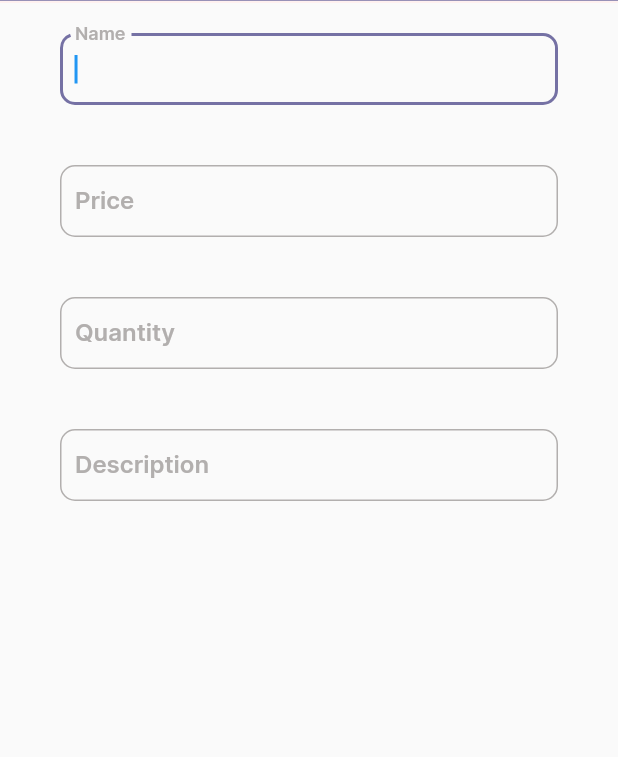
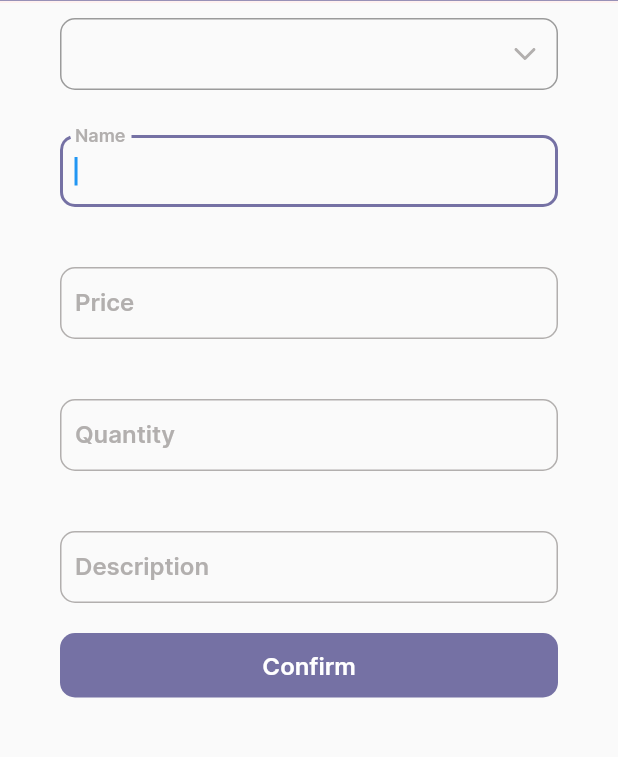
Before and after one commit to peerawitp/jengjaew_shop, a Flutter app: the AddProductScreen screen opened by its route, on a phone screen of 412 x 824 dp, the part 87-844 px from its top. Run offline on Flutter 3.47's test engine with Material 2 defaults, Android fonts, the phone set to English and light mode, and no system bars; our stand-ins replace flutter_svg.

Commit message:
👈 Added MainBtnWidget & CreateProductCategory Widget

```diff
--- a/lib/screens/add_product_screen.dart
+++ b/lib/screens/add_product_screen.dart
@@ -3,6 +3,7 @@ import 'package:flutter/services.dart';
 import 'package:flutter_svg/svg.dart';
 import 'package:jengjaew_shop/themes/color.dart';
 import 'package:jengjaew_shop/widgets/input_decoration.dart';
+import 'package:jengjaew_shop/widgets/main_btn_widget.dart';
 
 class AddProductScreen extends StatefulWidget {
   const AddProductScreen({super.key});
@@ -58,12 +59,64 @@ class _AddProductScreenState extends State<AddProductScreen> {
             Form(
                 key: formKey,
                 child: Column(children: [
+                  CreateProductCategory(),
                   CreateProductName(),
                   CreateProductPrice(),
                   CreateProductQuantity(),
                   CreateProductDescription()
                 ])),
+            Expanded(
+                child: MainBtnWidget(
+                    colorBtn: kColorsPurple,
+                    textBtn: 'Confirm',
+                    isTransparent: false,
+                    haveIcon: false)),
           ],
+        ));
+  }
+
+  Widget CreateProductCategory() {
+    List<String> category = [
+      'Pen',
+      'Book',
+      'Paper',
+      'Eraser',
+      'Marker',
+      'Folder'
+    ];
+    return Padding(
+        padding: const EdgeInsets.symmetric(vertical: 10, horizontal: 40),
+        child: InputDecorator(
+          decoration: InputDecoration(
+              contentPadding:
+                  new EdgeInsets.symmetric(vertical: 0, horizontal: 10),
+              border: new OutlineInputBorder(
+                borderRadius: new BorderRadius.circular(10),
+                borderSide: BorderSide(color: kColorsGrey, width: 1),
+              ),
+              errorStyle: Theme.of(context).textTheme.bodyText2),
+          child: DropdownButtonHideUnderline(
+            child: DropdownButton(
+                value: productCategory,
+                icon: SvgPicture.asset('assets/icons/down.svg',
+                    color: kColorsGrey),
+                elevation: 3,
+                style: TextStyle(
+                    fontSize: 16.0,
+                    fontWeight: FontWeight.w600,
+                    color: kColorsPurple),
+                items: category.map<DropdownMenuItem<String>>((String value) {
+                  return DropdownMenuItem<String>(
+                    value: value,
+                    child: Text(value),
+                  );
+                }).toList(),
+                onChanged: (value) {
+                  setState(() {
+                    productCategory = value.toString();
+                  });
+                }),
+          ),
         ));
   }
 
@@ -88,7 +141,10 @@ class _AddProductScreenState extends State<AddProductScreen> {
     return Padding(
       padding: const EdgeInsets.symmetric(vertical: 20, horizontal: 40),
       child: TextFormField(
-          keyboardType: TextInputType.text,
+          keyboardType: TextInputType.number,
+          inputFormatters: <TextInputFormatter>[
+            FilteringTextInputFormatter.digitsOnly
+          ],
           autofocus: true,
           style: Theme.of(context).textTheme.subtitle1,
           validator: (value) {
--- /dev/null
+++ b/lib/widgets/main_btn_widget.dart
@@ -0,0 +1,76 @@
+import 'package:jengjaew_shop/themes/color.dart';
+import 'package:flutter/material.dart';
+
+class MainBtnWidget extends StatelessWidget {
+  Color colorBtn;
+  String textBtn;
+  bool isTransparent;
+  bool haveIcon;
+  MainBtnWidget(
+      {Key? key,
+      required this.colorBtn,
+      required this.textBtn,
+      required this.isTransparent,
+      required this.haveIcon})
+      : super(key: key);
+
+  @override
+  Widget build(BuildContext context) {
+    return Align(
+        alignment: Alignment.center,
+        child: isTransparent
+            ? Stack(
+                alignment: Alignment.center,
+                children: [
+                  Container(
+                    height: 43,
+                    width: MediaQuery.of(context).size.width - 80,
+                    decoration: BoxDecoration(
+                        color: Color(0x00000000),
+                        borderRadius: BorderRadius.all(Radius.circular(10)),
+                        border: Border.all(width: 1, color: colorBtn)),
+                    child: Center(
+                      child: Text(
+                        textBtn,
+                        style: TextStyle(
+                            fontSize: 16.0,
+                            fontWeight: FontWeight.w600,
+                            color: colorBtn),
+                      ),
+                    ),
+                  ),
+                  haveIcon
+                      ? Positioned(
+                          left: 10,
+                          child: Padding(
+                            padding: const EdgeInsets.symmetric(
+                                vertical: 9, horizontal: 13),
+                            child: Image.asset(
+                              'assets/icons/google.png',
+                              width: 24,
+                              height: 24,
+                            ),
+                          ),
+                        )
+                      : Container()
+                ],
+              )
+            : Container(
+                height: 43,
+                width: MediaQuery.of(context).size.width - 80,
+                decoration: BoxDecoration(
+                  color: colorBtn,
+                  borderRadius: BorderRadius.all(Radius.circular(10)),
+                ),
+                child: Center(
+                  child: Text(
+                    textBtn,
+                    style: TextStyle(
+                        fontSize: 16.0,
+                        fontWeight: FontWeight.w600,
+                        color: kColorsWhite),
+                  ),
+                ),
+              ));
+  }
+}
```
